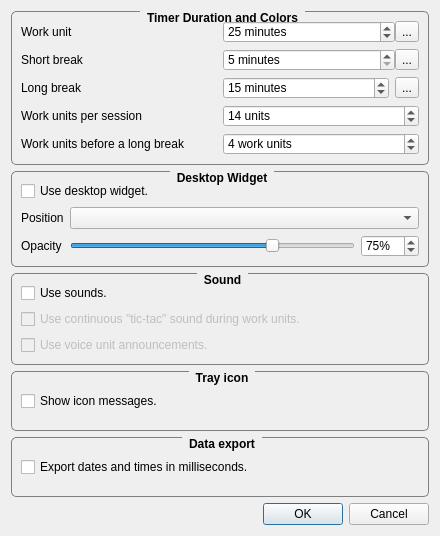
Before: the Qt Designer form ConfigurationDialog.ui in FelixdelasPozas/WorkTimer, drawn with Qt 5.
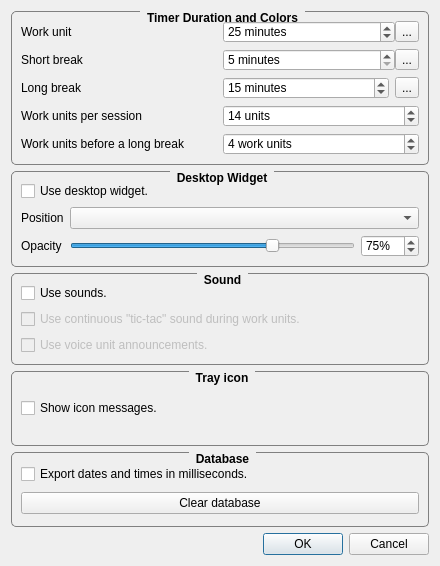
After: the same form once the commit is applied. Icons and pictures are not drawn.

Commit message: Added button to clear database in the config dialog. Added license file.

```diff
--- a/ConfigurationDialog.ui
+++ b/ConfigurationDialog.ui
@@ -7,7 +7,7 @@
     <x>0</x>
     <y>0</y>
     <width>440</width>
-    <height>536</height>
+    <height>566</height>
    </rect>
   </property>
   <property name="windowTitle">
@@ -461,7 +461,7 @@
 }</string>
      </property>
      <property name="title">
-      <string>Data export</string>
+      <string>Database</string>
      </property>
      <layout class="QVBoxLayout" name="verticalLayout_4">
       <item>
@@ -474,6 +474,13 @@
         </property>
        </widget>
       </item>
+      <item>
+       <widget class="QPushButton" name="m_clearDatabase">
+        <property name="text">
+         <string>Clear database</string>
+        </property>
+       </widget>
+      </item>
      </layout>
     </widget>
    </item>
```
The commit also changes 5 other files.
